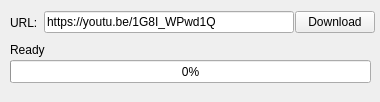
Before: the Qt Designer form ddownloader/main_ui.ui in penut85420/DDownloader, drawn with Qt 5.
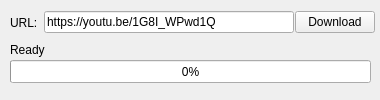
After: the same form once the commit is applied. Icons and pictures are not drawn.

Diff of the .ui file:
```diff
--- a/ddownloader/main_ui.ui
+++ b/ddownloader/main_ui.ui
@@ -7,9 +7,21 @@
     <x>0</x>
     <y>0</y>
     <width>380</width>
-    <height>102</height>
+    <height>100</height>
    </rect>
   </property>
+  <property name="minimumSize">
+   <size>
+    <width>380</width>
+    <height>100</height>
+   </size>
+  </property>
+  <property name="maximumSize">
+   <size>
+    <width>380</width>
+    <height>100</height>
+   </size>
+  </property>
   <property name="windowTitle">
    <string>臭 DD 下載器</string>
   </property>
@@ -44,7 +56,7 @@
      <number>0</number>
     </property>
    </widget>
-   <widget class="QWidget" name="">
+   <widget class="QWidget" name="layoutWidget">
     <property name="geometry">
      <rect>
       <x>10</x>
```
Left out of the diff: 3 changed lines with no effect on the pictures.
